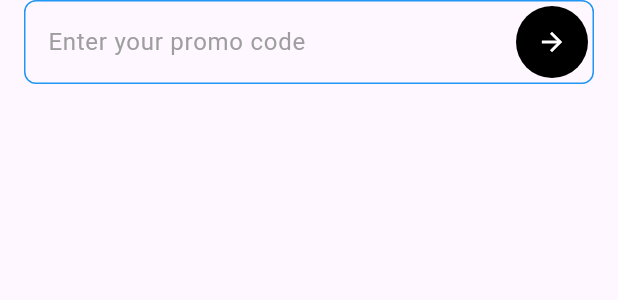
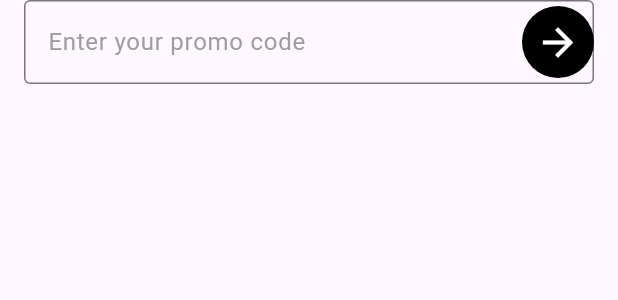
Before and after one commit to Ahmed-Ewaida/Cloth_App, a Flutter app: the PromoCode widget shown alone on an empty page, opened directly, on a phone screen of 412 x 824 dp. Shown: the top 300 px of the screen. Run offline on Flutter 3.47's test engine with Material 3 defaults, Android fonts, the phone set to English and light mode, and no system bars.

Commit message:
comment amira

```diff
--- a/lib/features/checkOut/presentation/view/widgets/row_total_amount.dart
+++ b/lib/features/checkOut/presentation/view/widgets/row_total_amount.dart
@@ -1,5 +1,5 @@
 import 'package:cloyhapp/core/Utils/color.dart';
-import 'package:cloyhapp/features/Auth/presentation/views/Widgets/btn_main.dart';
+
 import 'package:cloyhapp/features/checkOut/presentation/view/widgets/total_amount_details.dart';
 import 'package:flutter/material.dart';
 
@@ -14,7 +14,7 @@ class TotalAmount extends StatelessWidget {
       color: Color(0xffffffff),
       child: Padding(
         padding: const EdgeInsets.symmetric(horizontal: 5),
-         child: TotalAmountDetails(),
+        child: TotalAmountDetails(),
       ),
     );
   }
--- a/lib/features/checkOut/presentation/view/widgets/textField_PromoCode.dart
+++ b/lib/features/checkOut/presentation/view/widgets/textField_PromoCode.dart
@@ -9,27 +9,19 @@ class PromoCode extends StatelessWidget {
       padding: const EdgeInsets.symmetric(horizontal: 16.0),
       child: TextField(
         decoration: InputDecoration(
-          hintText: "Enter your promo code",
+          hintText: 'Enter your promo code',
           hintStyle: TextStyle(color: Colors.grey),
-          border: OutlineInputBorder(
-            borderRadius: BorderRadius.circular(8.0),
-            borderSide: BorderSide(color: Colors.black),
-          ),
-          enabledBorder: OutlineInputBorder(
-            borderRadius: BorderRadius.circular(8.0),
-            borderSide: BorderSide(color: Colors.blue),
-          ),
+          border: OutlineInputBorder(),
           suffixIcon: Container(
-            margin: EdgeInsets.all(4),
             decoration: BoxDecoration(
-              color: Colors.black,
-              borderRadius: BorderRadius.circular(40),
+              color: const Color(0xff000000),
+              borderRadius: BorderRadius.circular(90),
             ),
             child: IconButton(
+              icon: const Icon(Icons.arrow_forward),
+              color: const Color(0xffffffff),
               onPressed: () {},
-              icon: Icon(Icons.arrow_forward),
-              color: Colors.white,
-              iconSize: 20,
+              iconSize: 30,
             ),
           ),
         ),
```
Also changed, not shown: lib/features/Category/presentation/views/widgets/search_categort_body.dart (+26 -11 lines), lib/features/checkOut/presentation/view/widgets/total_amount_details.dart (+73 -30 lines).
